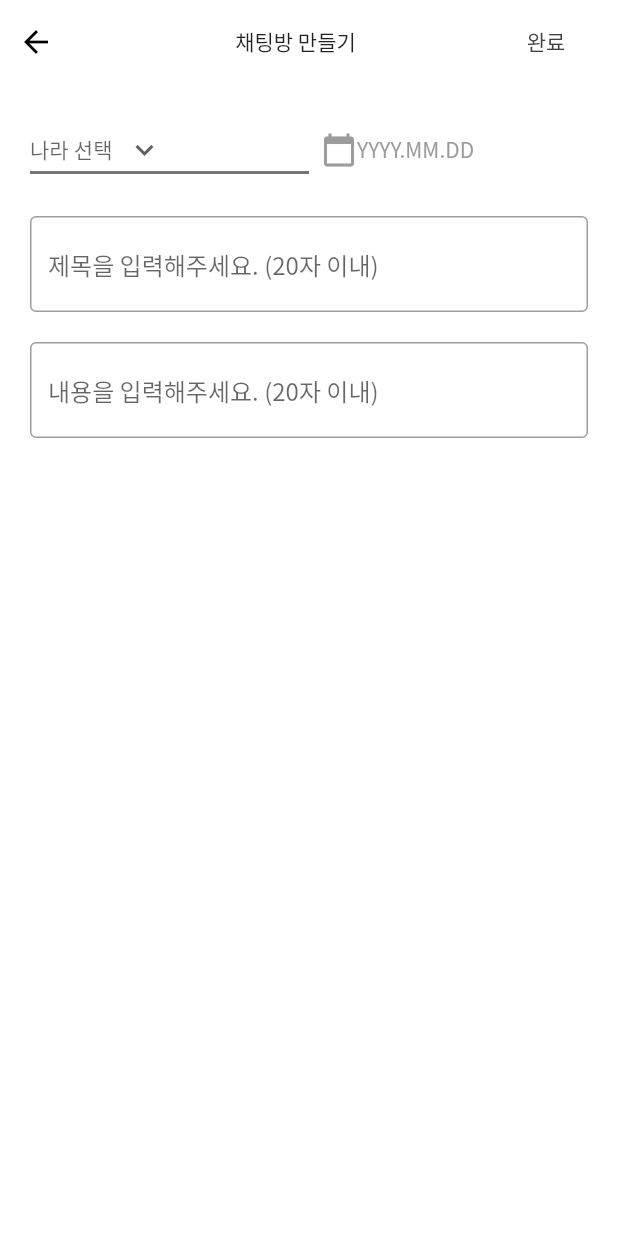
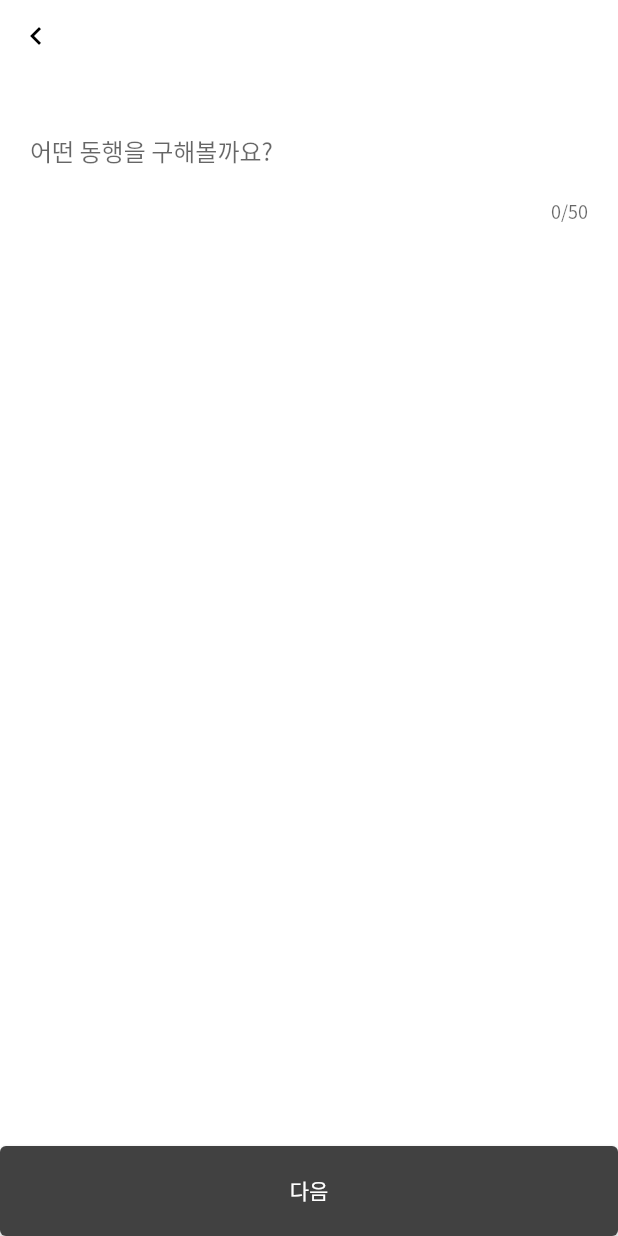
Before and after one commit to jihun-bang/project-donghaeng, a Flutter app: the ChatRoomPostView screen opened by its route, on a phone screen of 412 x 824 dp. Run offline on Flutter 3.47's test engine with Material 2 defaults, Android fonts, the light colour scheme and no system bars; our stand-ins replace cached_network_image, cloud_firestore, dropdown_button2, firebase_auth, firebase_core, firebase_database and 10 more; missing offline and left inert: cloud_firestore_web, firebase_auth_web, firebase_core_web, firebase_database_web, firebase_storage_web, flutter_facebook_auth_web and 5 more; accounts and stored records are empty; network calls fail; statements that could not run were skipped; project files that could hold a hidden picture were left out.

Commit message:
[Chat] 채팅방 생성 페이지 ui 수정

```diff
--- a/lib/presentation/pages/chat/chat_room_post_view.dart
+++ b/lib/presentation/pages/chat/chat_room_post_view.dart
@@ -2,6 +2,7 @@ import 'package:donghaeng/domain/resource/country.dart';
 import 'package:donghaeng/presentation/provider/chat_room_viewmodel.dart';
 import 'package:donghaeng/utils/toast.dart';
 import 'package:flutter/material.dart';
+import 'package:flutter/services.dart';
 
 import '../../../injection.dart';
 import '../../theme/color.dart';
@@ -14,14 +15,19 @@ class ChatRoomPostView extends StatefulWidget {
 }
 
 class _ChatRoomPostView extends State<ChatRoomPostView> {
+  // todo: color 부분으로 옮기기
+  static const colorPrimary = Color(0xffff8266);
+  static const colorLine = Color(0xffEBEBEB);
+
   final _chatRoomViewModel = sl<ChatRoomViewModel>();
-  String? country;
-  DateTimeRange? travelDate;
-  final TextEditingController _titleController = TextEditingController();
+
+  final cities = ["자그레브", "두브로브니크", "스플리트", "자다르"];
+
+  _chatRoomPost data = _chatRoomPost();
 
   @override
   void dispose() {
-    _titleController.dispose();
+    data.dispose();
     super.dispose();
   }
 
@@ -33,6 +39,43 @@ class _ChatRoomPostView extends State<ChatRoomPostView> {
   Widget get _view => Scaffold(
         appBar: _appBar,
         body: _body,
+        bottomSheet: SafeArea(
+          child: Padding(
+            padding: EdgeInsets.only(
+                bottom: MediaQuery.of(context).viewInsets.bottom),
+            child: Container(
+              width: double.infinity,
+              height: 60,
+              color: Colors.white,
+              child: ElevatedButton(
+                style: ElevatedButton.styleFrom(
+                  padding: const EdgeInsets.symmetric(vertical: 14),
+                ),
+                onPressed: () {
+                  print(data.step);
+                  print(data.titleController.text);
+                  print(data.travelDate);
+                  print(data.city);
+                  print(data.contentController.text);
+                  print(data.allowSwitch);
+                  print(data.questionController.text);
+                  //       if (travelDate != null &&
+                  //           country != null &&
+                  //           _titleController.text != "") {
+                  //         _chatRoomViewModel.addChatRoom(
+                  //             title: _titleController.text,
+                  //             travelDate: travelDate,
+                  //             country: country);
+                  //         Navigator.pop(context);
+                  //       } else {
+                  //         showToast(message: "잘못된 값이 입력됐습니다.");
+                  //       }
+                },
+                child: const Text('다음'),
+              ),
+            ),
+          ),
+        ),
       );
 
   PreferredSizeWidget get _appBar => AppBar(
@@ -49,32 +92,16 @@ class _ChatRoomPostView extends State<ChatRoomPostView> {
                     Navigator.pop(context);
                   },
                   icon: const Icon(
-                    Icons.arrow_back,
+                    Icons.chevron_left,
                     color: Colors.black,
                   ),
                 ),
-                const SizedBox(
-                  width: 2,
-                ),
-                const SizedBox(
-                  width: 12,
-                ),
-                const Expanded(child: Center(child: Text('채팅방 만들기'))),
-                TextButton(
-                    onPressed: () {
-                      if (travelDate != null &&
-                          country != null &&
-                          _titleController.text != "") {
-                        _chatRoomViewModel.addChatRoom(
-                            title: _titleController.text,
-                            travelDate: travelDate,
-                            country: country);
-                        Navigator.pop(context);
-                      } else {
-                        showToast(message: "잘못된 값이 입력됐습니다.");
-                      }
-                    },
-                    child: const Text('완료')),
+                // todo:  완료 함수
+                // TextButton(
+                //     onPressed: () {
+
+                //     },
+                //     child: const Text('완료')),
               ],
             ),
           ),
@@ -85,40 +112,61 @@ class _ChatRoomPostView extends State<ChatRoomPostView> {
         padding: const EdgeInsets.all(20.0),
         child: Column(
           children: <Widget>[
-            Row(
-              crossAxisAlignment: CrossAxisAlignment.start,
-              children: [
-                _countryDropdownButton,
-                _travelDatePicker,
+            if (data.step >= 1) _titleEditor,
+            if (data.step >= 2) _travelDatePicker,
+            if (data.step >= 2) _line,
+            if (data.step >= 2) _cityPicker,
+            if (data.step >= 2) _line,
+            if (data.step >= 3) _contentEditor,
+            if (data.step >= 3) _line,
+            if (data.step >= 4) _allowChecker,
+            if (data.step >= 4 && data.allowSwitch) _questionEditor,
           ],
         ),
-            const SizedBox(
-              height: 20,
+      );
+
+  Widget get _line => const SizedBox(
+      width: double.infinity, child: Divider(color: colorLine, thickness: 1.0));
+
+  Widget get _titleEditor => Focus(
+        onFocusChange: (hasFocus) {
+          setState(() {
+            data.checkStep();
+          });
+        },
+        child: TextField(
+            controller: data.titleController,
+            maxLength: 50,
+            decoration: const InputDecoration(
+              border: InputBorder.none,
+              focusedBorder: UnderlineInputBorder(
+                borderSide: BorderSide(color: colorPrimary),
               ),
-            TextField(
-                controller: _titleController,
-                decoration: const InputDecoration(
-                  border: OutlineInputBorder(),
-                  hintText: "제목을 입력해주세요. (20자 이내)",
+              hintText: "어떤 동행을 구해볼까요?",
             )),
-            const SizedBox(
-              height: 20,
+      );
+
+  Widget get _travelDatePicker => SizedBox(
+        height: 52,
+        child: TextButton(
+            onPressed: () {
+              showDateRangePickerPop();
+            },
+            child: Center(
+                child: Row(children: const <Widget>[
+              Icon(
+                Icons.calendar_today_outlined,
               ),
-            const TextField(
-                decoration: InputDecoration(
-              border: OutlineInputBorder(),
-              hintText: "내용을 입력해주세요. (20자 이내)",
-            )),
-          ],
-        ),
+              Text('날짜'),
+            ]))),
       );
 
   void showDateRangePickerPop() async {
     DateTimeRange? result = await showDateRangePicker(
       context: context,
       firstDate: DateTime.now(),
-      lastDate: DateTime(2023),
-      saveText: '완료',
+      lastDate: DateTime(2024),
+      saveText: '확인',
       builder: (BuildContext context, Widget? child) {
         return Column(children: [
           ConstrainedBox(
@@ -132,64 +180,172 @@ class _ChatRoomPostView extends State<ChatRoomPostView> {
 
     if (result != null) {
       setState(() {
-        travelDate = result;
+        data.travelDate = result;
       });
     }
   }
 
-  String getTravelDateString(DateTimeRange? dateTimeRange) {
-    if (dateTimeRange == null) {
-      return 'YYYY.MM.DD';
-    }
-
-    return '${dateTimeRange.start.toString().split(' ')[0]} - ${dateTimeRange.end.toString().split(' ')[0]}';
-  }
-
-  Widget get _travelDatePicker => Expanded(
+  Widget get _cityPicker => SizedBox(
+        height: 52,
         child: TextButton(
             onPressed: () {
-              showDateRangePickerPop();
+              showCityBottomSheetPop();
+
+              setState(() {
+                data.checkStep();
+              });
             },
             child: Center(
-                child: Row(children: <Widget>[
+                child: Row(children: const <Widget>[
               Icon(
-                Icons.calendar_today,
-                color: MyColors.grey_1,
+                Icons.location_on_outlined,
               ),
-              Center(
-                child: Text(
-                  getTravelDateString(travelDate),
-                  style: TextStyle(color: MyColors.grey_1),
-                ),
-              )
+              Text('도시'),
             ]))),
       );
 
-  Widget get _countryDropdownButton => Expanded(
-        child: DropdownButton<String>(
-          value: country,
-          icon: const Icon(Icons.keyboard_arrow_down),
-          elevation: 16,
-          hint: const Center(child: Text("나라 선택")),
-          style: TextStyle(color: MyColors.grey_1),
-          underline: Container(
-            height: 2,
-            color: MyColors.grey_3,
+  void showCityBottomSheetPop() async {
+    showModalBottomSheet<void>(
+      context: context,
+      builder: (BuildContext context) {
+        return SizedBox(
+          height: 400,
+          child: Column(
+            mainAxisAlignment: MainAxisAlignment.start,
+            mainAxisSize: MainAxisSize.min,
+            children: <Widget>[
+              const Text(
+                '도시 선택',
+                style: TextStyle(fontSize: 27.29),
+                textAlign: TextAlign.left,
               ),
-          onChanged: (String? value) {
-            // This is called when the user selects an item.
+              const Icon(Icons.search),
+              ListView.builder(
+                  shrinkWrap: true,
+                  itemCount: cities.length,
+                  itemBuilder: (_, index) {
+                    return InkWell(
+                      onTap: () {
+                        data.city = cities[index];
+                        Navigator.pop(context);
+                      },
+                      child: Row(
+                        children: [
+                          const Icon(Icons.flag_circle),
+                          Column(
+                            mainAxisAlignment: MainAxisAlignment.start,
+                            children: [
+                              Text(
+                                cities[index],
+                                style: const TextStyle(fontSize: 23),
+                              ),
+                              const Text(
+                                '크로아티아',
+                                style:
+                                    TextStyle(fontSize: 18, color: Colors.grey),
+                              )
+                            ],
+                          )
+                        ],
+                      ),
+                    );
+                  })
+            ],
+          ),
+        );
+      },
+    );
+  }
+
+  Widget get _contentEditor => Focus(
+        onFocusChange: (hasFocus) {
           setState(() {
-              country = value!;
+            data.checkStep();
           });
         },
-          items: Country.values
-              .map((e) => e.korean)
-              .map<DropdownMenuItem<String>>((String value) {
-            return DropdownMenuItem<String>(
-              value: value,
-              child: Text(value),
-            );
-          }).toList(),
+        child: SizedBox(
+          height: 220,
+          child: TextField(
+              controller: data.contentController,
+              maxLines: null,
+              maxLength: 80,
+              keyboardType: TextInputType.multiline,
+              decoration: const InputDecoration(
+                border: InputBorder.none,
+                hintText: "예) 하고 싶은 활동, 동행을 구하는 이유 등 내용을 자세히 작성할수록 신청률이 높아져요.",
+                hintMaxLines: 10,
+              )),
         ),
       );
+
+  Widget get _allowChecker => SizedBox(
+        height: 52,
+        child: Row(
+          mainAxisAlignment: MainAxisAlignment.spaceBetween,
+          children: <Widget>[
+            Row(
+              children: const <Widget>[
+                Icon(Icons.check),
+                Text('승인 후 참여'),
+              ],
+            ),
+            Switch(
+                value: data.allowSwitch,
+                activeColor: colorPrimary,
+                onChanged: (bool value) {
+                  setState(() {
+                    data.allowSwitch = value;
+                  });
+                }),
+          ],
+        ),
+      );
+
+  Widget get _questionEditor => TextField(
+      controller: data.questionController,
+      maxLength: 80,
+      decoration: const InputDecoration(
+        border: InputBorder.none,
+        focusedBorder: UnderlineInputBorder(
+          borderSide: BorderSide(color: Colors.black),
+        ),
+        hintText: "미래의 동행에게 질문을 남겨보세요.",
+      ));
 }
+
+class _chatRoomPost {
+  int step = 1;
+
+  final TextEditingController titleController = TextEditingController();
+  DateTimeRange? travelDate;
+  String? city = "";
+  final TextEditingController contentController = TextEditingController();
+  bool allowSwitch = false;
+  final TextEditingController questionController = TextEditingController();
+
+  void dispose() {
+    titleController.dispose();
+    contentController.dispose();
+    questionController.dispose();
+  }
+
+  void checkStep() {
+    switch (step) {
+      case 1:
+        if (titleController.text.isNotEmpty) {
+          step++;
+        }
+        break;
+      case 2:
+        if (travelDate != null && city != null) {
+          step++;
+        }
+        break;
+      case 3:
+        if (contentController.text.isNotEmpty) {
+          step++;
+        }
+        break;
+    }
+  }
+}
```
Lines whose indentation alone changed are shown as unchanged.
